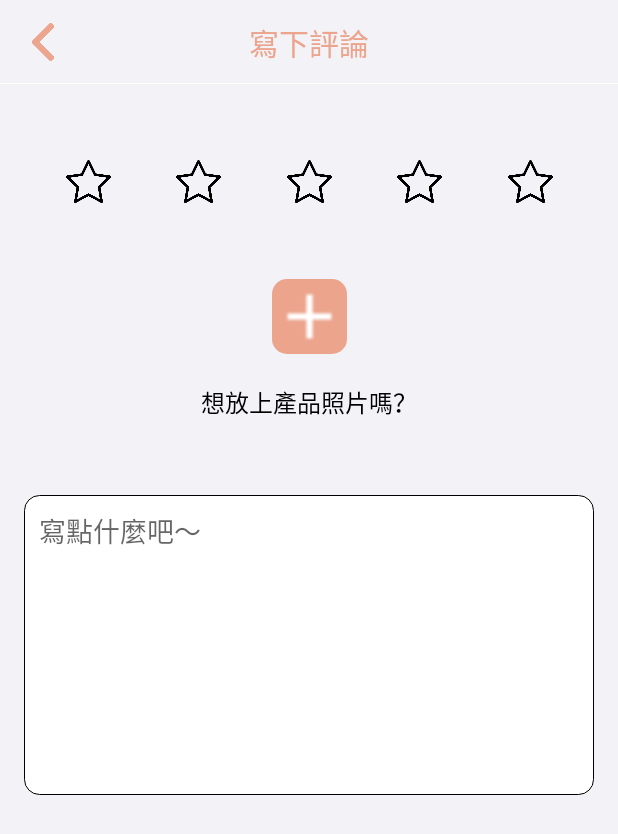
After one commit to MichaelLin-TPE/MCake, an Android app: the WriteCommentActivity screen opened directly, with no data from a screen before it, on a phone screen of 412 x 824 dp. The commit adds this screen. Shown: the top 834 px of the screen. Run offline under Robolectric (Android 15) with nearby library versions, the phone set to English and light mode, and no system bars.

Commit message:
Android M cake Commit : 新增寫評論頁面

```diff
--- a/app/src/main/java/com/cake/mcakeapp/tool/DataProvider.java
+++ b/app/src/main/java/com/cake/mcakeapp/tool/DataProvider.java
@@ -11,6 +11,17 @@ import java.util.ArrayList;
 
 public class DataProvider {
 
+    private static ArrayList<byte[]> photoArray;
+
+
+    public static void setPhotoArray(ArrayList<byte[]> photo){
+        photoArray = photo;
+    }
+    public static ArrayList<byte[]> getPhotoArray(){
+        return photoArray;
+    }
+
+
     public static ArrayList<MenuData> getMenuList(){
         ArrayList<MenuData> menuDataArrayList = new ArrayList<>();
         menuDataArrayList.add(new MenuData(R.drawable.product_list, MyApplication.getInstance().getApplicationContext().getString(R.string.product_list)));
--- a/app/src/main/java/com/cake/mcakeapp/tool/Tools.java
+++ b/app/src/main/java/com/cake/mcakeapp/tool/Tools.java
@@ -1,5 +1,6 @@
 package com.cake.mcakeapp.tool;
 
+import android.app.Activity;
 import android.view.View;
 import android.widget.TextView;
 
@@ -7,11 +8,12 @@ import androidx.fragment.app.Fragment;
 import androidx.fragment.app.FragmentManager;
 import androidx.fragment.app.FragmentTransaction;
 
+import com.cake.mcakeapp.R;
 import com.google.android.gms.common.SignInButton;
 
 public class Tools {
 
-    public static void replace(int container, FragmentManager fm, Fragment nextFragment, boolean needBackStack, String tag){
+    public static void replace(int container, FragmentManager fm, Fragment nextFragment, boolean needBackStack, String tag) {
         FragmentTransaction ft = fm.beginTransaction();
         Fragment f = fm.findFragmentByTag(nextFragment.getClass().getSimpleName());
         if (f != null) {
@@ -25,7 +27,7 @@ public class Tools {
         ft.commitAllowingStateLoss();
     }
 
-    public static void setGooglePlusButtonText(SignInButton signInButton,String buttonText){
+    public static void setGooglePlusButtonText(SignInButton signInButton, String buttonText) {
         for (int i = 0; i < signInButton.getChildCount(); i++) {
             View v = signInButton.getChildAt(i);
 
@@ -36,4 +38,10 @@ public class Tools {
             }
         }
     }
+
+    public static void startActivityInAnim(Activity activity) {
+
+        activity.overridePendingTransition(R.anim.slide_in_right, R.anim.slide_out_left);
+
+    }
 }
--- a/app/src/main/java/com/cake/mcakeapp/view/comment/CommentFragment.java
+++ b/app/src/main/java/com/cake/mcakeapp/view/comment/CommentFragment.java
@@ -1,6 +1,7 @@
 package com.cake.mcakeapp.view.comment;
 
 import android.content.Context;
+import android.content.Intent;
 import android.graphics.Bitmap;
 import android.net.Uri;
 import android.os.Bundle;
@@ -11,10 +12,13 @@ import android.view.ViewGroup;
 
 import androidx.annotation.NonNull;
 import androidx.fragment.app.Fragment;
+import androidx.fragment.app.FragmentActivity;
 
 import com.cake.mcakeapp.R;
 import com.cake.mcakeapp.tool.GlideEngine;
 import com.cake.mcakeapp.tool.MichaelLog;
+import com.cake.mcakeapp.tool.Tools;
+import com.cake.mcakeapp.view.write_comment.WriteCommentActivity;
 import com.google.android.material.floatingactionbutton.FloatingActionButton;
 import com.luck.picture.lib.PictureSelector;
 import com.luck.picture.lib.config.PictureMimeType;
@@ -36,10 +40,13 @@ public class CommentFragment extends Fragment implements CommentFragmentVu{
 
     private Context context;
 
+    private FragmentActivity fragmentActivity;
+
     @Override
     public void onAttach(@NonNull Context context) {
         super.onAttach(context);
         this.context = context;
+        this.fragmentActivity = (FragmentActivity)context;
     }
 
     public static CommentFragment newInstance() {
@@ -107,6 +114,7 @@ public class CommentFragment extends Fragment implements CommentFragmentVu{
                 });
     }
 
+
     private void onCatchPhotoResult(List<LocalMedia> result) {
         ArrayList<byte[]> photoArray = new ArrayList<>();
         for (int i = 0; i < result.size(); i++) {
@@ -126,7 +134,14 @@ public class CommentFragment extends Fragment implements CommentFragmentVu{
         }
         if (photoArray.size() != 0){
             MichaelLog.i("照片選了 "+photoArray.size()+" 張");
-            presenter.onCatchPhotoListener(photoArray);
         }
     }
+
+    @Override
+    public void goToWriteCommentActivity() {
+        Intent it = new Intent(context, WriteCommentActivity.class);
+        startActivity(it);
+        Tools.startActivityInAnim(fragmentActivity);
+    }
+
 }
--- a/app/src/main/java/com/cake/mcakeapp/view/comment/CommentFragmentPresenter.java
+++ b/app/src/main/java/com/cake/mcakeapp/view/comment/CommentFragmentPresenter.java
@@ -5,5 +5,4 @@ import java.util.ArrayList;
 public interface CommentFragmentPresenter {
     void onAddCommentButtonClickListener();
 
-    void onCatchPhotoListener(ArrayList<byte[]> photoArray);
 }
--- a/app/src/main/java/com/cake/mcakeapp/view/comment/CommentFragmentPresenterImpl.java
+++ b/app/src/main/java/com/cake/mcakeapp/view/comment/CommentFragmentPresenterImpl.java
@@ -12,11 +12,10 @@ public class CommentFragmentPresenterImpl implements CommentFragmentPresenter {
 
     @Override
     public void onAddCommentButtonClickListener() {
-        mView.showPictureSelector();
+
+        mView.goToWriteCommentActivity();
+
     }
 
-    @Override
-    public void onCatchPhotoListener(ArrayList<byte[]> photoArray) {
 
-    }
 }
--- a/app/src/main/java/com/cake/mcakeapp/view/comment/CommentFragmentVu.java
+++ b/app/src/main/java/com/cake/mcakeapp/view/comment/CommentFragmentVu.java
@@ -1,5 +1,9 @@
 package com.cake.mcakeapp.view.comment;
 
+import java.util.ArrayList;
+
 public interface CommentFragmentVu {
-    void showPictureSelector();
+    void showPictureSelector();;
+
+    void goToWriteCommentActivity();
 }
--- /dev/null
+++ b/app/src/main/java/com/cake/mcakeapp/view/write_comment/WriteCommentActivity.java
@@ -0,0 +1,99 @@
+package com.cake.mcakeapp.view.write_comment;
+
+import androidx.appcompat.app.AppCompatActivity;
+
+import android.os.Bundle;
+import android.view.View;
+import android.widget.ImageView;
+
+import com.cake.mcakeapp.R;
+
+import java.util.ArrayList;
+
+public class WriteCommentActivity extends AppCompatActivity implements WriteCommentActivityVu {
+
+    private WriteCommentActivityPresenter presenter;
+
+    private ImageView ivStar1,ivStar2,ivStar3,ivStar4,ivStar5;
+
+    private static final int ONE_STAR = 1;
+
+    private static final int TWO_STAR = 2;
+
+    private static final int THREE_STAR = 3;
+
+    private static final int FOUR_STAR = 4;
+
+    private static final int FIVE_STAR = 5;
+
+
+    @Override
+    protected void onCreate(Bundle savedInstanceState) {
+        super.onCreate(savedInstanceState);
+        setContentView(R.layout.activity_write_comment);
+
+        initPresenter();
+        initView();
+
+    }
+
+
+    private void initView() {
+        ImageView ivBack = findViewById(R.id.write_comment_action_bar_back);
+        ivBack.setOnClickListener(new View.OnClickListener() {
+            @Override
+            public void onClick(View v) {
+                presenter.onBackButtonClickListener();
+            }
+        });
+
+        ivStar1  = findViewById(R.id.write_comment_star_1);
+        ivStar2  = findViewById(R.id.write_comment_star_2);
+        ivStar3  = findViewById(R.id.write_comment_star_3);
+        ivStar4  = findViewById(R.id.write_comment_star_4);
+        ivStar5  = findViewById(R.id.write_comment_star_5);
+
+        ivStar1.setOnClickListener(new View.OnClickListener() {
+            @Override
+            public void onClick(View v) {
+                presenter.onStarButtonClickListener(ONE_STAR);
+            }
+        });
+        ivStar2.setOnClickListener(new View.OnClickListener() {
+            @Override
+            public void onClick(View v) {
+                presenter.onStarButtonClickListener(TWO_STAR);
+            }
+        });
+        ivStar3.setOnClickListener(new View.OnClickListener() {
+            @Override
+            public void onClick(View v) {
+                presenter.onStarButtonClickListener(THREE_STAR);
+            }
+        });
+        ivStar4.setOnClickListener(new View.OnClickListener() {
+            @Override
+            public void onClick(View v) {
+                presenter.onStarButtonClickListener(FOUR_STAR);
+            }
+        });
+        ivStar5.setOnClickListener(new View.OnClickListener() {
+            @Override
+            public void onClick(View v) {
+                presenter.onStarButtonClickListener(FIVE_STAR);
+            }
+        });
+
+
+
+    }
+
+    private void initPresenter() {
+        presenter = new WriteCommentActivityPresenterImpl(this);
+    }
+
+    @Override
+    public void closePage() {
+        finish();
+    }
+}
--- /dev/null
+++ b/app/src/main/java/com/cake/mcakeapp/view/write_comment/WriteCommentActivityPresenter.java
@@ -0,0 +1,7 @@
+package com.cake.mcakeapp.view.write_comment;
+
+public interface WriteCommentActivityPresenter {
+    void onBackButtonClickListener();
+
+    void onStarButtonClickListener(int starAmount);
+}
--- /dev/null
+++ b/app/src/main/java/com/cake/mcakeapp/view/write_comment/WriteCommentActivityPresenterImpl.java
@@ -0,0 +1,20 @@
+package com.cake.mcakeapp.view.write_comment;
+
+public class WriteCommentActivityPresenterImpl implements WriteCommentActivityPresenter {
+
+    private WriteCommentActivityVu mView;
+
+    public WriteCommentActivityPresenterImpl(WriteCommentActivityVu mView) {
+        this.mView = mView;
+    }
+
+    @Override
+    public void onBackButtonClickListener() {
+        mView.closePage();
+    }
+
+    @Override
+    public void onStarButtonClickListener(int starAmount) {
+
+    }
+}
--- /dev/null
+++ b/app/src/main/java/com/cake/mcakeapp/view/write_comment/WriteCommentActivityVu.java
@@ -0,0 +1,5 @@
+package com.cake.mcakeapp.view.write_comment;
+
+public interface WriteCommentActivityVu {
+    void closePage();
+}
--- /dev/null
+++ b/app/src/main/res/drawable/add_photo_button_shape.xml
@@ -0,0 +1,6 @@
+<?xml version="1.0" encoding="utf-8"?>
+<shape xmlns:android="http://schemas.android.com/apk/res/android"
+    android:shape="rectangle">
+    <corners android:radius="10dp"/>
+    <solid android:color="@color/app_main_color"/>
+</shape>
--- /dev/null
+++ b/app/src/main/res/drawable/comment_edit_background.xml
@@ -0,0 +1,8 @@
+<?xml version="1.0" encoding="utf-8"?>
+<shape xmlns:android="http://schemas.android.com/apk/res/android"
+    android:shape="rectangle">
+    <corners android:radius="10dp"/>
+    <stroke android:color="@color/text_default_color"
+        android:width="0.5dp"/>
+    <solid android:color="@color/white"/>
+</shape>
--- /dev/null
+++ b/app/src/main/res/layout/activity_write_comment.xml
@@ -0,0 +1,177 @@
+<?xml version="1.0" encoding="utf-8"?>
+<androidx.constraintlayout.widget.ConstraintLayout xmlns:android="http://schemas.android.com/apk/res/android"
+    xmlns:app="http://schemas.android.com/apk/res-auto"
+    xmlns:tools="http://schemas.android.com/tools"
+    android:layout_width="match_parent"
+    android:layout_height="match_parent"
+    android:background="@color/page_background"
+    tools:context=".view.write_comment.WriteCommentActivity">
+
+
+    <androidx.constraintlayout.widget.ConstraintLayout
+        android:id="@+id/write_comment_action_bar"
+        app:layout_constraintTop_toTopOf="parent"
+        android:layout_width="match_parent"
+        android:layout_height="?attr/actionBarSize">
+
+        <ImageView
+            android:id="@+id/write_comment_action_bar_back"
+            app:layout_constraintTop_toTopOf="parent"
+            app:layout_constraintBottom_toBottomOf="parent"
+            app:layout_constraintLeft_toLeftOf="parent"
+            android:layout_marginStart="16dp"
+            android:contentDescription="@null"
+            android:src="@drawable/back"
+            android:layout_width="@dimen/menu_icon_size"
+            android:layout_height="@dimen/menu_icon_size"/>
+
+
+        <TextView
+            android:id="@+id/write_comment_action_bar_title"
+            android:text="@string/write_comment"
+            android:textSize="@dimen/normal_action_bar_title_size"
+            android:fontFamily="sans-serif-thin"
+            android:textColor="@color/app_main_color"
+            app:layout_constraintTop_toTopOf="parent"
+            app:layout_constraintRight_toRightOf="parent"
+            app:layout_constraintLeft_toLeftOf="parent"
+            app:layout_constraintBottom_toBottomOf="parent"
+            android:layout_width="wrap_content"
+            android:layout_height="wrap_content"/>
+
+        <View
+            android:background="@color/under_line_color"
+            app:layout_constraintBottom_toBottomOf="parent"
+            android:id="@+id/write_comment_action_bar_under_line"
+            android:layout_width="match_parent"
+            android:layout_height="0.5dp"/>
+
+
+
+    </androidx.constraintlayout.widget.ConstraintLayout>
+
+
+
+    <ImageView
+        android:contentDescription="@null"
+        android:id="@+id/write_comment_star_1"
+        app:layout_constraintLeft_toLeftOf="parent"
+        android:src="@drawable/star_empty"
+        app:layout_constraintTop_toBottomOf="@id/write_comment_action_bar"
+        app:layout_constraintRight_toLeftOf="@id/write_comment_star_2"
+        android:layout_marginTop="50dp"
+        android:layout_width="@dimen/star_icon_size"
+        android:layout_height="@dimen/star_icon_size"/>
+
+    <ImageView
+        android:contentDescription="@null"
+        android:id="@+id/write_comment_star_2"
+        app:layout_constraintLeft_toRightOf="@id/write_comment_star_1"
+        app:layout_constraintRight_toLeftOf="@id/write_comment_star_3"
+        android:src="@drawable/star_empty"
+        app:layout_constraintTop_toBottomOf="@id/write_comment_action_bar"
+        android:layout_marginTop="50dp"
+        android:layout_width="@dimen/star_icon_size"
+        android:layout_height="@dimen/star_icon_size"/>
+
+    <ImageView
+        android:contentDescription="@null"
+        android:id="@+id/write_comment_star_3"
+        app:layout_constraintLeft_toRightOf="@id/write_comment_star_2"
+        app:layout_constraintRight_toLeftOf="@id/write_comment_star_4"
+        android:src="@drawable/star_empty"
+        app:layout_constraintTop_toBottomOf="@id/write_comment_action_bar"
+        android:layout_marginTop="50dp"
+        android:layout_width="@dimen/star_icon_size"
+        android:layout_height="@dimen/star_icon_size"/>
+
+    <ImageView
+        android:contentDescription="@null"
+        android:id="@+id/write_comment_star_4"
+        app:layout_constraintLeft_toRightOf="@id/write_comment_star_3"
+        android:src="@drawable/star_empty"
+        app:layout_constraintRight_toLeftOf="@id/write_comment_star_5"
+        app:layout_constraintTop_toBottomOf="@id/write_comment_action_bar"
+        android:layout_marginTop="50dp"
+        android:layout_width="@dimen/star_icon_size"
+        android:layout_height="@dimen/star_icon_size"/>
+
+    <ImageView
+        android:contentDescription="@null"
+        android:id="@+id/write_comment_star_5"
+        app:layout_constraintLeft_toRightOf="@id/write_comment_star_4"
+        app:layout_constraintRight_toRightOf="parent"
+        android:src="@drawable/star_empty"
+        app:layout_constraintTop_toBottomOf="@id/write_comment_action_bar"
+        android:layout_marginTop="50dp"
+        android:layout_width="@dimen/star_icon_size"
+        android:layout_height="@dimen/star_icon_size"/>
+
+    <TextView
+        android:visibility="gone"
+        android:id="@+id/write_comment_photo_title"
+        android:textSize="@dimen/small_text_size_14sp"
+        android:textColor="@color/app_main_color"
+        android:text="@string/photo_title"
+        app:layout_constraintTop_toBottomOf="@id/write_comment_star_5"
+        android:layout_marginTop="30dp"
+        app:layout_constraintLeft_toLeftOf="parent"
+        android:layout_marginStart="16dp"
+        android:layout_width="wrap_content"
+        android:layout_height="wrap_content"/>
+
+    <androidx.recyclerview.widget.RecyclerView
+        android:id="@+id/write_comment_recycler_view"
+        android:visibility="gone"
+        app:layout_constraintTop_toBottomOf="@id/write_comment_photo_title"
+        android:layout_marginTop="4dp"
+        android:layout_width="match_parent"
+        android:layout_height="wrap_content"/>
+
+    <ImageView
+        android:id="@+id/write_comment_add_photo"
+        android:contentDescription="@null"
+        app:layout_constraintTop_toBottomOf="@id/write_comment_star_1"
+        android:layout_marginTop="50dp"
+        app:layout_constraintLeft_toLeftOf="parent"
+        app:layout_constraintRight_toRightOf="parent"
+        android:src="@drawable/plus"
+        android:background="@drawable/add_photo_button_shape"
+        android:layout_width="@dimen/add_photo_icon_size"
+        android:layout_height="@dimen/add_photo_icon_size"/>
+
+    <TextView
+        android:id="@+id/write_comment_add_photo_title"
+        android:textColor="@color/text_default_color"
+        android:textSize="@dimen/small_text_size_16sp"
+        android:text="@string/add_photo"
+        app:layout_constraintTop_toBottomOf="@id/write_comment_add_photo"
+        android:layout_marginTop="20dp"
+        app:layout_constraintLeft_toLeftOf="parent"
+        app:layout_constraintRight_toRightOf="parent"
+        android:layout_width="wrap_content"
+        android:layout_height="wrap_content"/>
+
+    <EditText
+        android:id="@+id/write_comment_edit"
+        android:background="@drawable/comment_edit_background"
+        android:padding="10dp"
+        android:backgroundTint="@null"
+        app:layout_constraintTop_toBottomOf="@id/write_comment_add_photo_title"
+        android:hint="@string/write_something"
+        android:gravity="start"
+        app:layout_constraintLeft_toLeftOf="parent"
+        app:layout_constraintRight_toRightOf="parent"
+        android:layout_marginStart="16dp"
+        android:layout_marginEnd="16dp"
+        android:layout_marginTop="50dp"
+        android:layout_width="match_parent"
+        android:layout_height="200dp"/>
+
+
+
+
+
+
+
+</androidx.constraintlayout.widget.ConstraintLayout>
--- a/app/src/main/res/values/dimens.xml
+++ b/app/src/main/res/values/dimens.xml
@@ -14,4 +14,7 @@
     <dimen name="progress_size">60dp</dimen>
     <dimen name="small_text_size_20sp">20sp</dimen>
     <dimen name="small_text_size_25sp">25sp</dimen>
+    <dimen name="normal_action_bar_title_size">20sp</dimen>
+    <dimen name="star_icon_size">30dp</dimen>
+    <dimen name="add_photo_icon_size">50dp</dimen>
 </resources>
--- a/app/src/main/res/values/strings.xml
+++ b/app/src/main/res/values/strings.xml
@@ -54,4 +54,8 @@
     <string name="account_error">請輸入帳號</string>
     <string name="account_does_not_exist">帳號不存在，請重新再試。</string>
     <string name="email_not_right">Email格式不正確。</string>
+    <string name="write_comment">寫下評論</string>
+    <string name="photo_title">照片</string>
+    <string name="add_photo">想放上產品照片嗎？</string>
+    <string name="write_something">寫點什麼吧～</string>
 </resources>
--- a/app/src/main/res/values/styles.xml
+++ b/app/src/main/res/values/styles.xml
@@ -4,7 +4,7 @@
         <!-- Customize your theme here. -->
         <item name="colorPrimary">@color/colorPrimary</item>
         <item name="colorPrimaryDark">@color/colorPrimaryDark</item>
-        <item name="colorAccent">@color/colorAccent</item>
+        <item name="colorAccent">@color/app_main_color</item>
         <item name="android:statusBarColor">@color/page_background</item>
         <item name="android:windowLightStatusBar" tools:targetApi="m">true</item>
     </style>
```
Also changed, not shown: app/src/main/AndroidManifest.xml (+5 -4 lines), app/src/main/res/drawable/back.png (added), app/src/main/res/drawable/star_empty.png (added), app/src/main/res/drawable/star_full.png (added).
